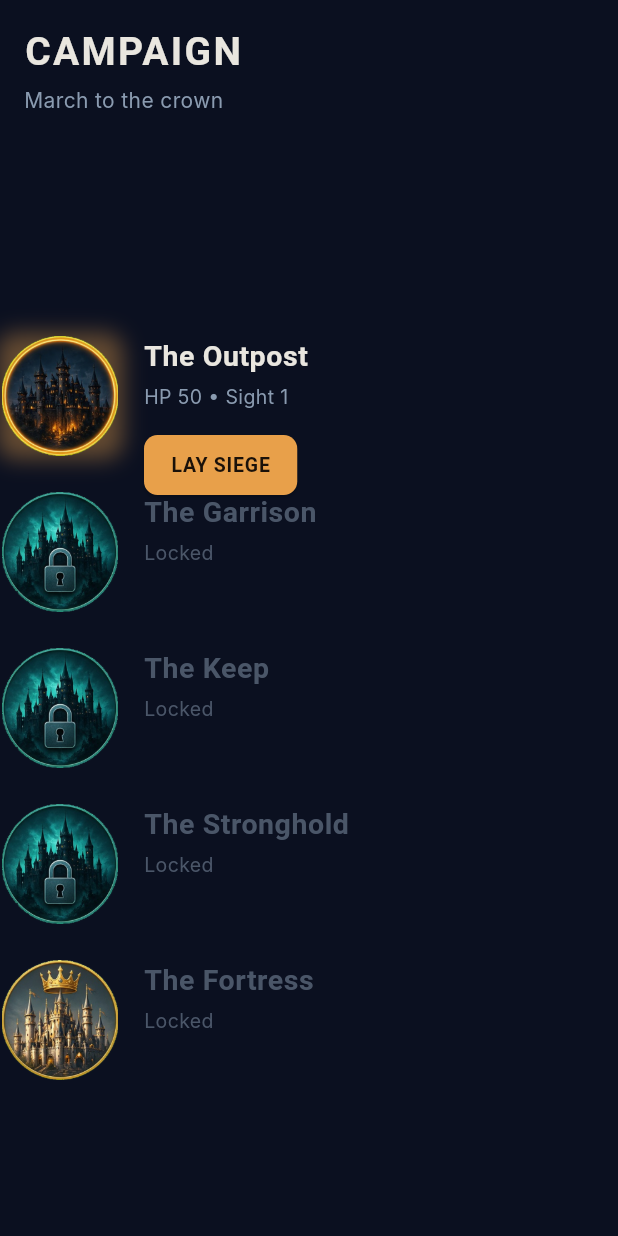
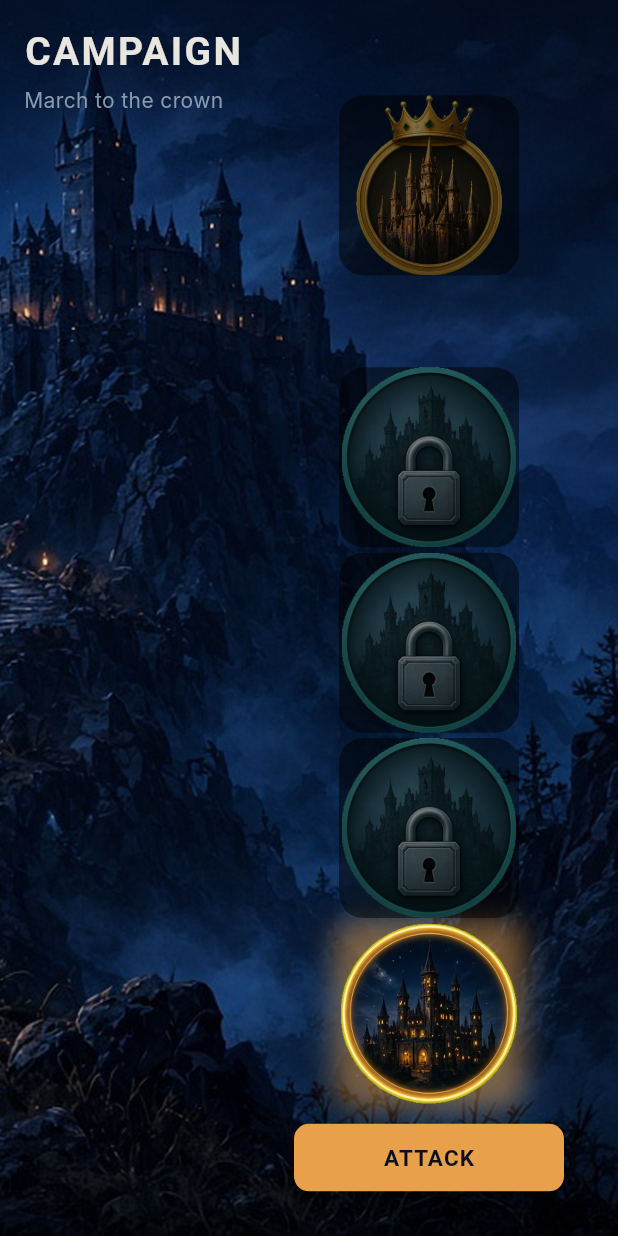
Before and after one commit to benedusi/castle-hero, a Flutter app: the screen it shows after launch, on a phone screen of 412 x 824 dp. Run offline on Flutter 3.47's test engine with Material 3 defaults, Android fonts, the phone set to English and light mode, and no system bars; Roboto replaces fonts that are missing (Inter, Oswald).

Commit message:
Add production Batch 3: campaign map plate + icon-only nodes
Batch 3 production assets from Art - campaign map complete split:
- campaign-map-9x16.png (1080×1920 RGB): Clean night path plate, NO nodes/labels/chrome
- Icon-only nodes (RGBA ~384): node-conquered, node-current, node-locked, node-throne (no text)
- campaign-layout-ref.png: Placement guide (not runtime BG)

Campaign screen updates:
- Now uses clean campaign-map-9x16.png full-bleed background
- Icon-only node assets positioned using layout ref coordinates
- Flutter-composed typography for node labels (CONQUERED/CURRENT/LOCKED/THRONE)
- Positioned 5 nodes along path using absolute coordinates from layout ref
- Each node: icon (100px) + Flutter label + ATTACK button (current only)
- Removed ghosting issue from old overlapping baked-label map
- Clean composition: background + positioned nodes + Flutter chrome

No engine changes. All campaign art now production-ready.

Co-authored-by: Giovani <benedusi@users.noreply.github.com>

```diff
--- a/lib/ui/screens/campaign_map_screen.dart
+++ b/lib/ui/screens/campaign_map_screen.dart
@@ -16,12 +16,11 @@ class CampaignMapScreen extends StatelessWidget {
           builder: (context, controller, _) {
             return Stack(
               children: [
-                // TODO: Replace with clean 9:16 campaign map plate when Art delivers
-                // assets/art/production/plates/campaign-map-9x16.png
-                // Interim: solid night background to avoid ghosting with old baked-label map
+                // Clean campaign map 9:16 plate (no nodes/labels/chrome)
                 Positioned.fill(
-                  child: Container(
-                    color: SiegeTheme.background, // #0B1020 night base
+                  child: Image.asset(
+                    'assets/art/production/plates/campaign-map-9x16.png',
+                    fit: BoxFit.cover,
                   ),
                 ),
                 // Campaign path composition in Flutter
@@ -36,7 +35,17 @@ class CampaignMapScreen extends StatelessWidget {
 
   Widget _buildCampaignPath(BuildContext context, GameController controller) {
     final nodes = controller.campaign.nodes;
-    final screenHeight = MediaQuery.of(context).size.height;
+    final size = MediaQuery.of(context).size;
+
+    // Node positions based on campaign-layout-ref.png
+    // Nodes are positioned along the path from bottom to top
+    final nodePositions = [
+      {'top': 0.82, 'left': 0.50}, // Node 0: The Outpost (bottom)
+      {'top': 0.67, 'left': 0.50}, // Node 1: The Keep
+      {'top': 0.52, 'left': 0.50}, // Node 2: The Citadel
+      {'top': 0.37, 'left': 0.50}, // Node 3: The Bastion
+      {'top': 0.15, 'left': 0.50}, // Node 4: The Fortress/Throne (top)
+    ];
 
     return Stack(
       children: [
@@ -47,23 +56,18 @@ class CampaignMapScreen extends StatelessWidget {
           right: 16,
           child: _buildHeader(controller),
         ),
-        // 5 campaign nodes positioned vertically along center path
+        // Position 5 campaign nodes using layout ref coordinates
         ...nodes.asMap().entries.map((entry) {
           final index = entry.key;
           final node = entry.value;
           final isLast = index == nodes.length - 1;
-
-          // Position nodes vertically from top to bottom with spacing
-          // Reserve top ~100px for header, bottom ~100px for margin
-          final availableHeight = screenHeight - 200;
-          final spacing = availableHeight / (nodes.length + 1);
-          final topPosition = 120 + (spacing * (index + 1));
+          final pos = nodePositions[index];
 
           return Positioned(
-            top: topPosition,
-            left: 0,
-            right: 0,
-            child: Center(
+            top: size.height * pos['top']!,
+            left: size.width * pos['left']!,
+            child: Transform.translate(
+              offset: const Offset(-60, -60), // Center the 120px node
               child: _CampaignNode(
                 node: node,
                 isLast: isLast,
@@ -152,23 +156,48 @@ class _CampaignNode extends StatelessWidget {
     final isCurrent = node.status == NodeStatus.current;
     final isLocked = node.status == NodeStatus.locked;
 
-    return Padding(
-      padding: const EdgeInsets.only(bottom: 24.0),
-      child: Row(
-        crossAxisAlignment: CrossAxisAlignment.start,
+    return Container(
+      width: 280,
+      child: Column(
+        mainAxisSize: MainAxisSize.min,
         children: [
+          // Production node badge (labels baked in)
           _buildBadge(isCompleted, isCurrent, isLocked),
-          const SizedBox(width: 16),
-          Expanded(
-            child: _buildInfo(context, isCompleted, isCurrent, isLocked),
-          ),
+          // Only show attack button for current node
+          if (isCurrent) ...[
+            const SizedBox(height: 12),
+            SizedBox(
+              width: 180,
+              child: ElevatedButton(
+                onPressed: onTap,
+                style: ElevatedButton.styleFrom(
+                  backgroundColor: SiegeTheme.attacker,
+                  foregroundColor: SiegeTheme.background,
+                  padding: const EdgeInsets.symmetric(horizontal: 24, vertical: 12),
+                  shape: RoundedRectangleBorder(
+                    borderRadius: BorderRadius.circular(10),
+                  ),
+                  elevation: 4,
+                ),
+                child: Text(
+                  'ATTACK',
+                  style: TextStyle(
+                    fontFamily: 'Oswald',
+                    fontSize: 15,
+                    fontWeight: FontWeight.w700,
+                    letterSpacing: 0.75,
+                  ),
+                ),
+              ),
+            ),
+          ],
         ],
       ),
     );
   }
 
   Widget _buildBadge(bool isCompleted, bool isCurrent, bool isLocked) {
-    // Choose production node state asset
+    // Choose production node state asset (labels baked in)
     String assetPath;
     if (isCompleted) {
       assetPath = 'assets/art/production/nodes/node-conquered.png';
@@ -181,86 +210,38 @@ class _CampaignNode extends StatelessWidget {
     }
 
     return Container(
-      width: 80,
-      height: 80,
+      width: 120,
+      height: 120,
       decoration: BoxDecoration(
-        borderRadius: BorderRadius.circular(12),
+        borderRadius: BorderRadius.circular(16),
         boxShadow: isCurrent
             ? [
                 BoxShadow(
-                  color: SiegeTheme.attacker.withOpacity(0.4),
-                  blurRadius: 12,
-                  spreadRadius: 2,
+                  color: SiegeTheme.attacker.withOpacity(0.5),
+                  blurRadius: 16,
+                  spreadRadius: 3,
                 )
               ]
             : null,
       ),
       child: ClipRRect(
-        borderRadius: BorderRadius.circular(12),
-        child: Image.asset(
-          assetPath,
-          fit: BoxFit.contain,
+        borderRadius: BorderRadius.circular(16),
+        child: ColorFiltered(
+          colorFilter: isLocked
+              ? ColorFilter.mode(
+                  Colors.black.withOpacity(0.5),
+                  BlendMode.darken,
+                )
+              : const ColorFilter.mode(
+                  Colors.transparent,
+                  BlendMode.multiply,
+                ),
+          child: Image.asset(
+            assetPath,
+            fit: BoxFit.contain,
+          ),
         ),
       ),
     );
   }
-
-  Widget _buildInfo(
-      BuildContext context, bool isCompleted, bool isCurrent, bool isLocked) {
-    return Opacity(
-      opacity: isLocked ? 0.5 : 1.0,
-      child: Column(
-        crossAxisAlignment: CrossAxisAlignment.start,
-        children: [
-          Text(
-            node.tier.name,
-            style: TextStyle(
-              fontFamily: 'Oswald',
-              fontSize: 19,
-              fontWeight: FontWeight.w600,
-              letterSpacing: 0.38,
-              color: isLocked ? SiegeTheme.muted : SiegeTheme.ink,
-            ),
-          ),
-          const SizedBox(height: 4),
-          Text(
-            isCompleted
-                ? 'Conquered'
-                : isCurrent
-                    ? 'HP ${node.tier.hp} • Sight ${node.tier.aiConfig.sight}'
-                    : 'Locked',
-            style: TextStyle(
-              fontFamily: 'Inter',
-              fontSize: 13,
-              color: SiegeTheme.muted,
-            ),
-          ),
-          if (isCurrent) ...[
-            const SizedBox(height: 12),
-            ElevatedButton(
-              onPressed: onTap,
-              style: ElevatedButton.styleFrom(
-                backgroundColor: SiegeTheme.attacker,
-                foregroundColor: const Color(0xFF1a1109),
-                padding:
-                    const EdgeInsets.symmetric(horizontal: 18, vertical: 9),
-                shape: RoundedRectangleBorder(
-                  borderRadius: BorderRadius.circular(9),
-                ),
-              ),
-              child: Text(
-                'LAY SIEGE',
-                style: TextStyle(
-                  fontFamily: 'Oswald',
-                  fontSize: 13,
-                  fontWeight: FontWeight.w600,
-                  letterSpacing: 0.52,
-                ),
-              ),
-            ),
-          ],
-        ],
-      ),
-    );
-  }
 }
```
Also changed, not shown: assets/art/production/nodes/node-conquered.png, assets/art/production/nodes/node-current.png, assets/art/production/nodes/node-locked.png, assets/art/production/nodes/node-throne.png, assets/art/production/plates/campaign-map-9x16.png (added), assets/art/production/refs/campaign-layout-ref.png (added).
